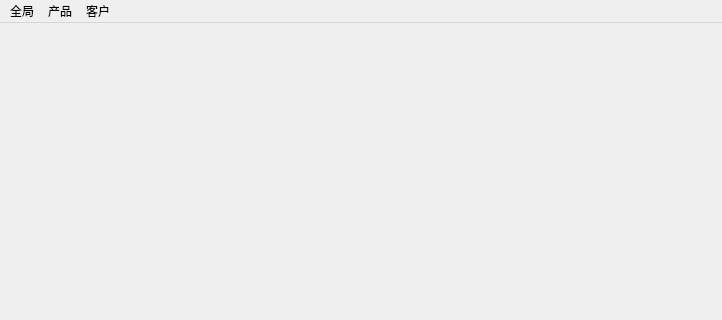
Qt form ui2/ProductMainWindow.ui (ChenZebin9/python_pdm_2) before a commit; both pictures show x 0 to 722 and y 0 to 320 of the 722 by 606 pixel window.
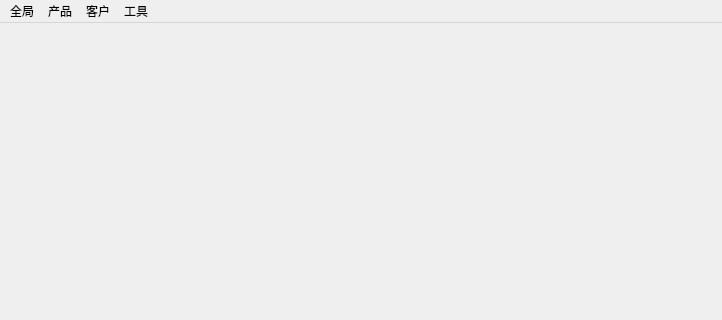
The same form after that commit.

Diff of the .ui file:
```diff
--- a/ui2/ProductMainWindow.ui
+++ b/ui2/ProductMainWindow.ui
@@ -58,9 +58,16 @@
     </property>
     <addaction name="exitAction"/>
    </widget>
+   <widget class="QMenu" name="toolsTopMenu">
+    <property name="title">
+     <string>工具</string>
+    </property>
+    <addaction name="getAvailableSerNrAction"/>
+   </widget>
    <addaction name="menu"/>
    <addaction name="productTopMenu"/>
    <addaction name="customerTopMenu"/>
+   <addaction name="toolsTopMenu"/>
   </widget>
   <widget class="QStatusBar" name="statusbar"/>
   <action name="exitAction">
```
Left out of the diff: 18 changed lines with no effect on the pictures.
